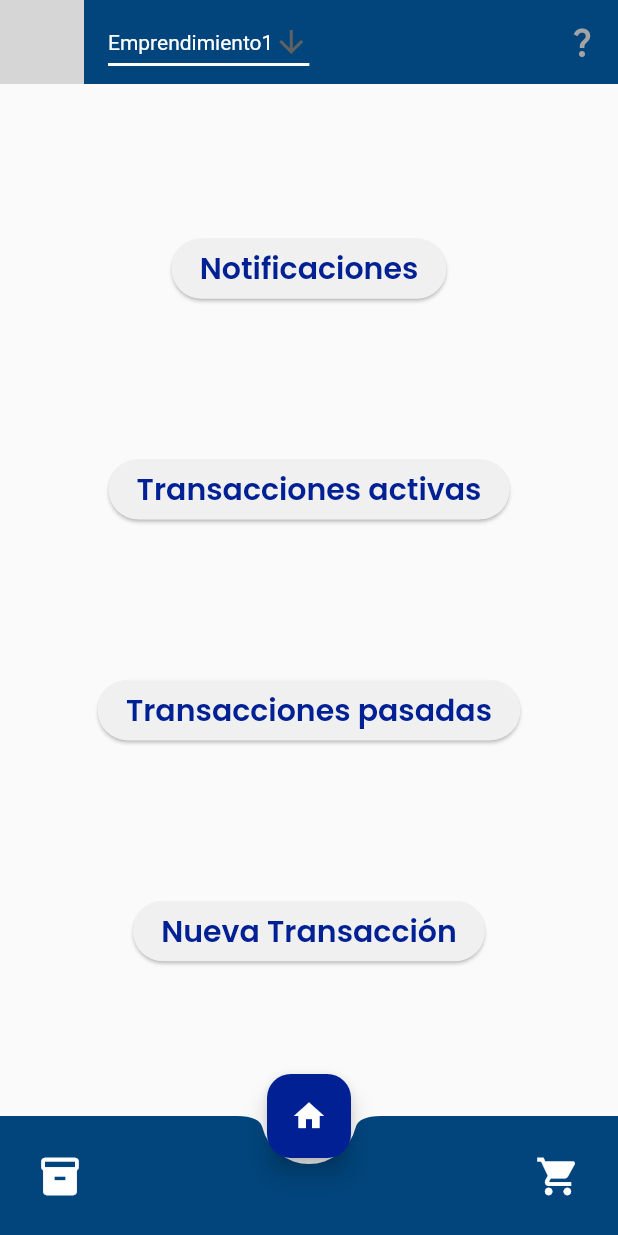
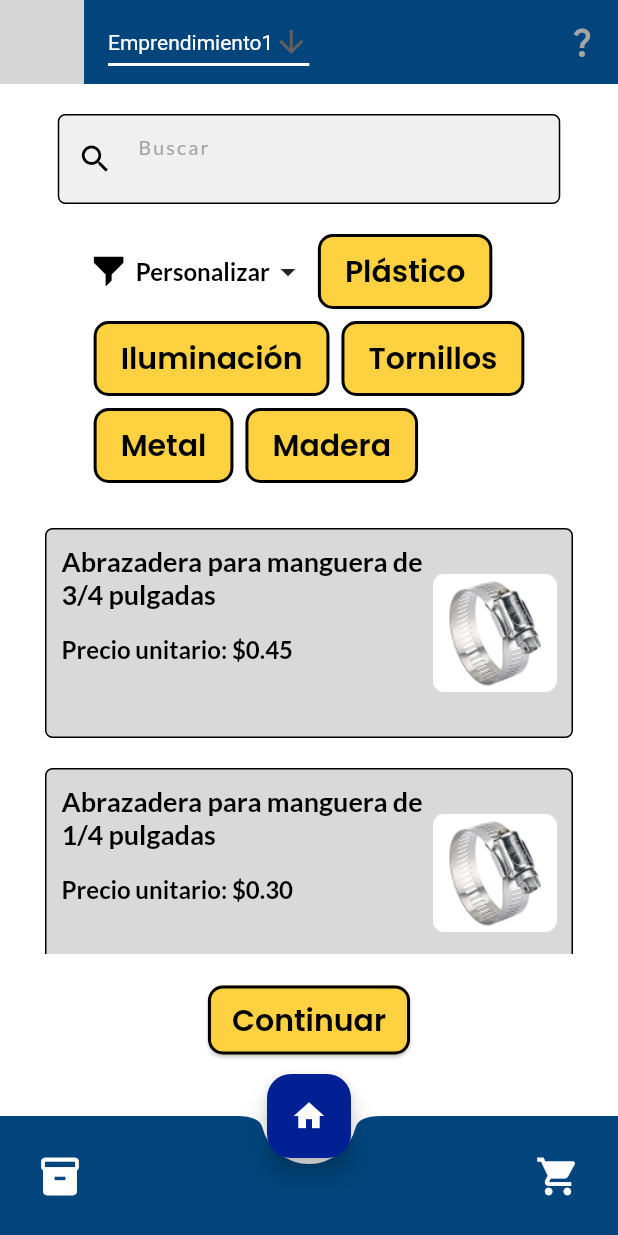
Before and after one commit to caloja1014/renters_io_taws, a Flutter app: the screen it shows after launch, after a tap on "Nueva Transacción", on a phone screen of 412 x 824 dp. Run offline on Flutter 3.47's test engine with Material 2 defaults, Android fonts, the phone set to English and light mode, and no system bars; our stand-ins replace flutter_svg, image_picker; network calls fail; grey boxes are pictures that could not be loaded.

Commit message:
add new Transaction and summary screen

```diff
--- a/lib/components/product.dart
+++ b/lib/components/product.dart
@@ -8,16 +8,17 @@ class Product extends StatelessWidget {
   final double price;
   final String imageRoute;
   final int availableAmount;
+  final Widget widget;
 
-  const Product({
-    super.key,
+  const Product(
+      {super.key,
       required this.id,
       required this.name,
       required this.category,
       required this.price,
       required this.availableAmount,
       this.imageRoute = '',
-  });
+      this.widget = const SizedBox(width: 0, height: 0)});
 
   @override
   Widget build(BuildContext context) {
@@ -55,6 +56,8 @@ class Product extends StatelessWidget {
                   ),
                 ),
                 const SizedBox(height: 8.0), // Spacer
+                availableAmount != -1
+                    ?
                     // Available amount
                     Text(
                         'Disponible: $availableAmount unidades',
@@ -64,8 +67,11 @@ class Product extends StatelessWidget {
                           fontWeight: FontWeight.w400,
                           fontFamily: 'Lato',
                         ),
-                ),
+                      )
+                    : const SizedBox(width: 0, height: 0),
                 const SizedBox(height: 8.0), // Spacer
+                price != -1
+                    ?
                     // Price
                     Text(
                         'Precio unitario: \$${price.toStringAsFixed(2)}',
@@ -75,7 +81,9 @@ class Product extends StatelessWidget {
                           fontWeight: FontWeight.w700,
                           fontFamily: 'Lato',
                         ),
-                ),
+                      )
+                    : const SizedBox(width: 0, height: 0),
+                Container(width: 75, child: widget)
               ],
             ),
           ),
--- a/lib/layout/layout_scaffold.dart
+++ b/lib/layout/layout_scaffold.dart
@@ -18,8 +18,10 @@ class LayoutScaffold extends StatelessWidget {
       appBar: buildAppBar(context),
       body: body,
       floatingActionButton: FloatingActionButton(
-        onPressed: () {},
-        tooltip: 'Create',
+        onPressed: () {
+          Navigator.pushNamed(context, '/home');
+        },
+        tooltip: 'Página principal',
         child: Icon(Icons.home),
       ),
       floatingActionButtonLocation: transactionButtonLocation,
--- a/lib/main.dart
+++ b/lib/main.dart
@@ -1,4 +1,6 @@
 import 'package:flutter/material.dart';
+import 'package:renters_io_taws/pages/add_transaction.dart';
+import 'package:renters_io_taws/pages/transaction.dart';
 import '/global/theme/app_theme.dart';
 
 import 'package:renters_io_taws/pages/home.dart';
@@ -23,6 +25,8 @@ class MyApp extends StatelessWidget {
         '/home': (context) => const Home(),
         '/stock': (context) => const Stock(),
         '/add-product': (context) => const AddProduct(),
+        '/transaction': (context) => const Transaction(),
+        '/add-transaction': (context) => const AddTransaction()
       },
     );
   }
--- /dev/null
+++ b/lib/models/frequency_enum.dart
@@ -0,0 +1 @@
+enum Frequency { dairy, monthly, yearly }
--- /dev/null
+++ b/lib/pages/add_transaction.dart
@@ -0,0 +1,67 @@
+import 'package:flutter/material.dart';
+
+import 'package:renters_io_taws/layout/layout_scaffold.dart';
+import 'package:renters_io_taws/layout/input_grid.dart' as input_grid;
+import 'package:renters_io_taws/components/button.dart' as button;
+import 'package:renters_io_taws/components/image_picker.dart' as image_picker;
+import 'package:renters_io_taws/components/new_product_amount.dart'
+    as new_product_amount;
+import 'package:renters_io_taws/components/field.dart' as field;
+import 'package:renters_io_taws/components/input.dart' as input;
+import 'package:renters_io_taws/components/combo_box.dart' as combo_box;
+
+class AddTransaction extends StatelessWidget {
+  const AddTransaction({super.key});
+
+  @override
+  Widget build(BuildContext context) {
+    return LayoutScaffold(body: Content());
+  }
+}
+
+class Content extends StatelessWidget {
+  Content({super.key});
+
+  List<Widget> get childrenLeft => [
+        const field.TitleWidget(title: 'Uso total'),
+        const field.TitleWidget(title: ''),
+        const field.TitleWidget(title: 'Frecuencia de cobro'),
+        const field.TitleWidget(title: 'Cliente'),
+        const field.TitleWidget(title: 'Contacto'),
+        const field.TitleWidget(title: 'Notas'),
+        const field.TitleWidget(title: 'Items'),
+      ];
+
+  List<Widget> get childrenRight => [
+        const input.CustomInput(placeholder: 'Fecha de inicio'),
+        const input.CustomInput(placeholder: 'Fecha de finalización'),
+        const combo_box.CustomComboBox(
+            labelText: 'Seleccionar', isFrequency: true),
+        const input.CustomInput(placeholder: 'Nombre del cliente'),
+        const input.CustomInput(placeholder: 'Número de teléfono'),
+        const input.CustomInput(placeholder: 'Notas'),
+        const field.TitleWidget(title: ''),
+      ];
+
+  @override
+  Widget build(BuildContext context) {
+    return Container(
+      padding: const EdgeInsets.all(20.0),
+      decoration: BoxDecoration(
+        color: Theme.of(context).colorScheme.background,
+      ),
+      child: Column(
+        children: [
+          const SizedBox(height: 20.0),
+          input_grid.InputGrid(
+            childrenLeft: childrenLeft,
+            childrenRight: childrenRight,
+          ),
+          const SizedBox(height: 20.0),
+          button.Button(text: 'Crear producto', onPressed: () {})
+        ],
+      ),
+    );
+    ;
+  }
+}
--- a/lib/pages/home.dart
+++ b/lib/pages/home.dart
@@ -43,7 +43,8 @@ class Content extends StatelessWidget {
           ),
           ElevatedButton(
             onPressed: () {
-              print("Botón 4");
+              Navigator.pushNamed(context, '/transaction');
+              ;
             },
             child: Text('Nueva Transacción'),
           )
--- /dev/null
+++ b/lib/pages/transaction.dart
@@ -0,0 +1,88 @@
+import 'package:flutter/material.dart';
+import 'package:renters_io_taws/layout/layout_scaffold.dart';
+
+import 'package:renters_io_taws/components/search_bar.dart' as search_bar;
+import 'package:renters_io_taws/components/filter.dart' as filter;
+import 'package:renters_io_taws/components/product.dart' as product;
+import 'package:renters_io_taws/components/button.dart' as button;
+import 'package:renters_io_taws/components/filter_button.dart' as filter_button;
+import 'package:renters_io_taws/components/new_product_amount.dart' as counter;
+import 'package:renters_io_taws/models/frequency_enum.dart';
+
+import 'package:renters_io_taws/models/product_model.dart';
+import 'package:renters_io_taws/models/stock_model.dart';
+import 'package:renters_io_taws/models/category_enum.dart';
+
+class Transaction extends StatelessWidget {
+  const Transaction({super.key});
+
+  @override
+  Widget build(BuildContext context) {
+    return LayoutScaffold(
+      body: Content(),
+    );
+  }
+}
+
+class Content extends StatelessWidget {
+  final List<ProductModel> products;
+  final List<StockModel> stock;
+
+  Content({
+    super.key,
+  })  : products = ProductModel.getProducts(),
+        stock = StockModel.buildStock(ProductModel.getProducts());
+
+  List<Category> categoryList = Category.values.toList();
+
+  @override
+  Widget build(BuildContext context) {
+    return Container(
+      decoration: BoxDecoration(
+        color: Theme.of(context).colorScheme.background,
+      ),
+      padding: const EdgeInsets.all(20.0),
+      child: Column(
+        children: [
+          const search_bar.Search(),
+          const SizedBox(height: 20.0),
+          Wrap(
+            spacing: 8.0,
+            runSpacing: 8.0,
+            children: [
+              const filter_button.FilterButton(text: 'Personalizar'),
+              filter.Filter(text: 'Plástico', category: categoryList[0]),
+              filter.Filter(text: 'Iluminación', category: categoryList[1]),
+              filter.Filter(text: 'Tornillos', category: categoryList[2]),
+              filter.Filter(text: 'Metal', category: categoryList[3]),
+              filter.Filter(text: 'Madera', category: categoryList[4]),
+            ],
+          ),
+          const SizedBox(height: 20.0),
+          Expanded(
+            child: ListView(
+              children: stock
+                  .map((stock) => product.Product(
+                        id: stock.product.id,
+                        name: stock.product.name,
+                        category: stock.product.category,
+                        price: stock.product.price,
+                        availableAmount: -1,
+                        imageRoute: stock.product.imageRoute,
+                      ))
+                  .toList(),
+            ),
+          ),
+          const SizedBox(height: 20.0),
+          button.Button(
+            text: 'Continuar',
+            onPressed: () {
+              Navigator.pushNamed(context, '/add-transaction');
+            },
+          ),
+          const SizedBox(height: 20.0)
+        ],
+      ),
+    );
+  }
+}
```
Also changed, not shown: lib/components/combo_box.dart (+64 -6 lines), lib/components/new_product_amount.dart (+5 -7 lines), assets/images/foco.png (added). Lines whose indentation alone changed are shown as unchanged.
